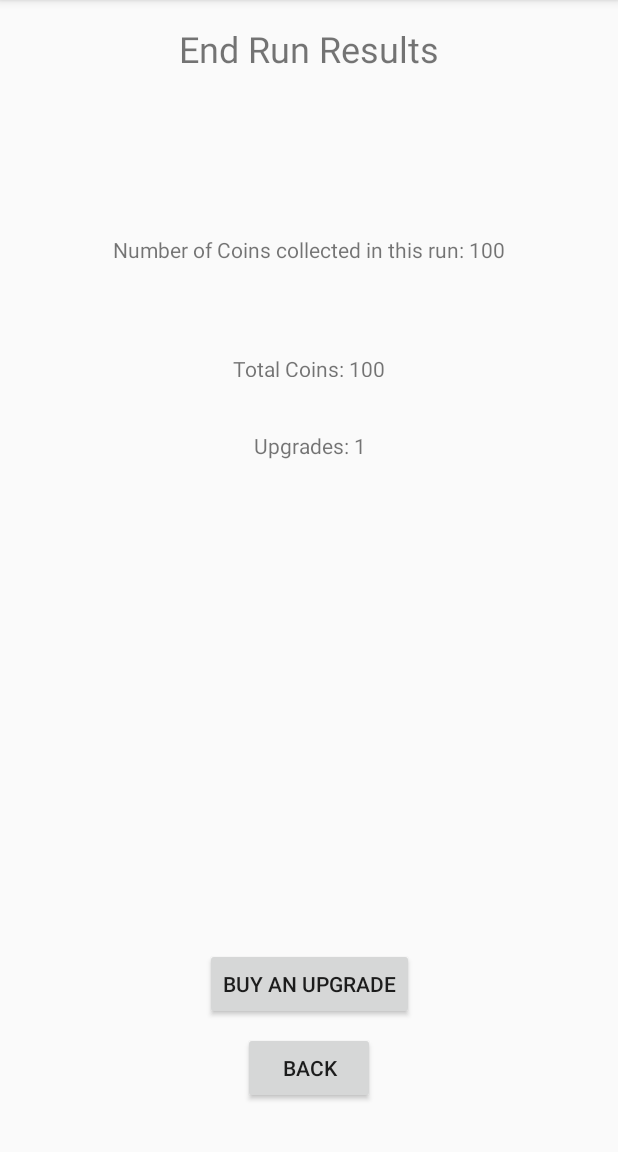
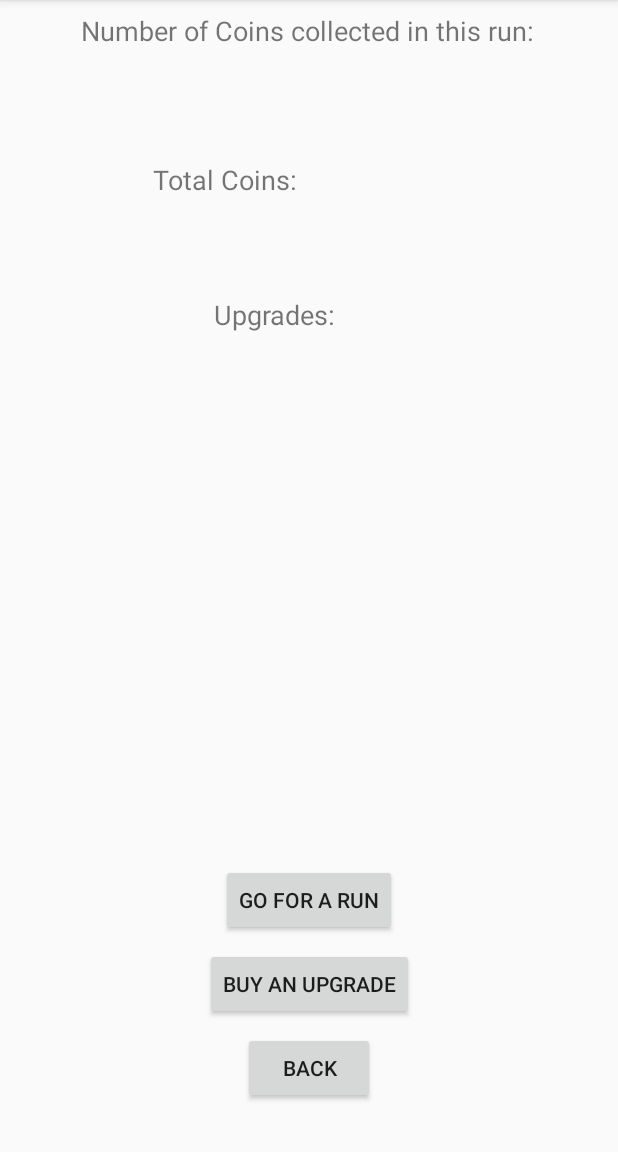
Before and after one commit to Nayzee/semester-project, an Android app: the ResultsActivity screen opened directly, with no data from a screen before it, after a tap on "BUY AN UPGRADE", on a phone screen of 412 x 824 dp, the part 84-1236 px from its top. Run offline under Robolectric (Android 15) with nearby library versions, the phone set to English and light mode, and no system bars.

Commit message:
Final Edit V0.1

```diff
--- a/app/src/main/java/com/example/donovan/epicrunningsim/ResultsActivity.java
+++ b/app/src/main/java/com/example/donovan/epicrunningsim/ResultsActivity.java
@@ -22,12 +22,14 @@ public class ResultsActivity extends AppCompatActivity {
     //create variable for back button
     private Button backButton;
     private Button upgradeButton;
+    private Button runButton;
     private TextView coinsCollected;
     private TextView totalCoins;
     private TextView upgrades;
     private int numOfCoins;
     private int numOfUpgrades;
     int coinsPerRun = 100;
+
 
 
     @Override
@@ -38,12 +40,12 @@ public class ResultsActivity extends AppCompatActivity {
         //attach variables to buttons and textviews in layout
         backButton = (Button) findViewById(R.id.btnBack);
         upgradeButton = (Button) findViewById(R.id.btnUpgrade);
+        runButton = (Button) findViewById(R.id.btnRun);
         totalCoins = (TextView) findViewById(R.id.txtTotalCoins);
         coinsCollected = (TextView) findViewById(R.id.txtCoinsCollected);
         upgrades = (TextView) findViewById(R.id.txtNumberOfUpgrades);
 
-        //display the number of coins
-        coinsCollected.setText(getString(R.string.coins_collected) + " " + coinsPerRun);
+
 
         //create file to store coins and upgrades
         final SharedPreferences sharedPrefCoins = getApplicationContext().getSharedPreferences(
@@ -52,6 +54,14 @@ public class ResultsActivity extends AppCompatActivity {
                 "numberOfUpgrades", Context.MODE_PRIVATE);
         final SharedPreferences.Editor editorCoins = sharedPrefCoins.edit();
         final SharedPreferences.Editor editorUpgrades = sharedPrefUpgrades.edit();
+
+
+
+        runButton.setOnClickListener(new View.OnClickListener() {
+            @Override
+            public void onClick(View view) {
+                //display the number of coins collected in a run
+                coinsCollected.setText(getString(R.string.coins_collected) + " " + coinsPerRun);
 
                 //get the number of coins and upgrades the user currently has
                 numOfCoins = sharedPrefCoins.getInt("numberOfCoins", 0);
@@ -67,6 +77,9 @@ public class ResultsActivity extends AppCompatActivity {
                 //update the display for the coins
                 totalCoins.setText(getString(R.string.total_coins) + " " + sharedPrefCoins.getInt("numberOfCoins", 0));
                 upgrades.setText(getString(R.string.upgrades) + " " + sharedPrefUpgrades.getInt("numberOfUpgrades", 0));
+
+            }
+        });
 
         //buy an upgrade
         upgradeButton.setOnClickListener(new View.OnClickListener() {
--- a/app/src/main/res/layout/activity_results.xml
+++ b/app/src/main/res/layout/activity_results.xml
@@ -7,32 +7,24 @@
     android:layout_height="match_parent">
 
     <TextView
-        android:id="@+id/textView"
-        android:layout_width="wrap_content"
-        android:layout_height="wrap_content"
-        android:layout_marginTop="16dp"
-        android:text="@string/results"
-        android:textSize="24sp"
+        android:id="@+id/txtCoinsCollected"
+        android:layout_width="305dp"
+        android:layout_height="31dp"
+        android:layout_marginTop="8dp"
+        android:text="@string/coins_collected"
+        android:textSize="18sp"
+        app:layout_constraintHorizontal_bias="0.504"
         app:layout_constraintLeft_toLeftOf="parent"
         app:layout_constraintRight_toRightOf="parent"
         app:layout_constraintTop_toTopOf="parent" />
 
     <TextView
-        android:id="@+id/txtCoinsCollected"
-        android:layout_width="wrap_content"
-        android:layout_height="wrap_content"
-        android:layout_marginTop="108dp"
-        android:text="@string/coins_collected"
-        app:layout_constraintLeft_toLeftOf="parent"
-        app:layout_constraintRight_toRightOf="parent"
-        app:layout_constraintTop_toBottomOf="@+id/textView" />
-
-    <TextView
         android:id="@+id/txtTotalCoins"
-        android:layout_width="wrap_content"
-        android:layout_height="15dp"
-        android:layout_marginTop="60dp"
+        android:layout_width="208dp"
+        android:layout_height="30dp"
+        android:layout_marginTop="68dp"
         android:text="@string/total_coins"
+        android:textSize="18sp"
         app:layout_constraintLeft_toLeftOf="parent"
         app:layout_constraintRight_toRightOf="parent"
         app:layout_constraintTop_toBottomOf="@+id/txtCoinsCollected" />
@@ -54,18 +46,30 @@
         android:layout_marginBottom="8dp"
         android:text="@string/upgrade_button"
         app:layout_constraintBottom_toTopOf="@+id/btnBack"
+        app:layout_constraintHorizontal_bias="0.502"
         app:layout_constraintLeft_toLeftOf="parent"
         app:layout_constraintRight_toRightOf="parent" />
 
     <TextView
         android:id="@+id/txtNumberOfUpgrades"
-        android:layout_width="wrap_content"
-        android:layout_height="24dp"
-        android:layout_marginTop="36dp"
+        android:layout_width="127dp"
+        android:layout_height="26dp"
+        android:layout_marginTop="60dp"
         android:text="@string/upgrades"
-        app:layout_constraintHorizontal_bias="0.501"
+        android:textSize="18sp"
+        app:layout_constraintHorizontal_bias="0.502"
         app:layout_constraintLeft_toLeftOf="parent"
         app:layout_constraintRight_toRightOf="parent"
         app:layout_constraintTop_toBottomOf="@+id/txtTotalCoins" />
 
+    <Button
+        android:id="@+id/btnRun"
+        android:layout_width="wrap_content"
+        android:layout_height="wrap_content"
+        android:layout_marginBottom="8dp"
+        android:text="@string/run_button"
+        app:layout_constraintBottom_toTopOf="@+id/btnUpgrade"
+        app:layout_constraintLeft_toLeftOf="parent"
+        app:layout_constraintRight_toRightOf="parent" />
+
 </android.support.constraint.ConstraintLayout>
--- a/app/src/main/res/values/strings.xml
+++ b/app/src/main/res/values/strings.xml
@@ -1,6 +1,6 @@
 <resources>
     <string name="app_name">Epic Running Sim</string>
-    <string name="start_run_Button">Start Run</string>
+    <string name="start_run_Button">Start Running</string>
     <string name="settings">Settings</string>
     <string name="story">Story</string>
     <string name="back_button">Back</string>
@@ -13,4 +13,5 @@
     <string name="upgrades">Upgrades:</string>
     <string name="upgrade_button">Buy an Upgrade</string>
     <string name="no_coins_message">You don\'t have enough coins!</string>
+    <string name="run_button">Go for a run</string>
 </resources>
```
Also changed, not shown: 1 other file. Lines whose indentation alone changed are shown as unchanged.
